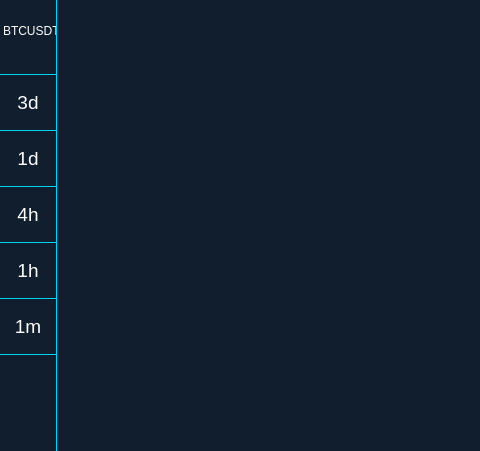
seldish-og/Crypto-Manager-Desktop-App, file res/src/templates/chart.ui: the form before one commit; both pictures show x 0 to 480 and y 0 to 451 of the 866 by 600 pixel window.
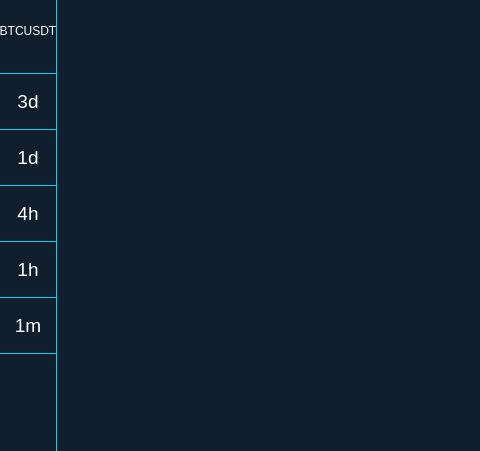
The form after the commit. Icons and pictures are not drawn.

```diff
--- a/res/src/templates/chart.ui
+++ b/res/src/templates/chart.ui
@@ -105,10 +105,10 @@
             </property>
            </widget>
           </item>
-          <item alignment="Qt::AlignHCenter">
-           <widget class="QLabel" name="symbol">
+          <item>
+           <widget class="QPushButton" name="symbol">
             <property name="styleSheet">
-             <string notr="true">margin-bottom: 36px;</string>
+             <string notr="true">margin-bottom: 35px;</string>
             </property>
             <property name="text">
              <string>BTCUSDT</string>
```
